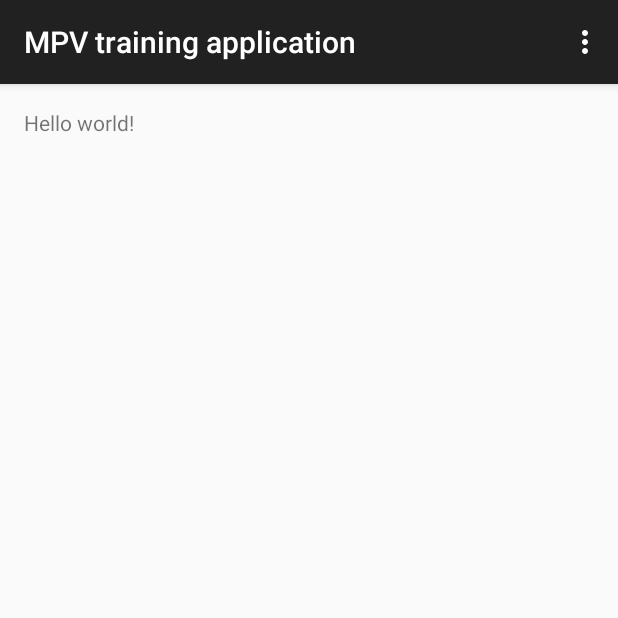
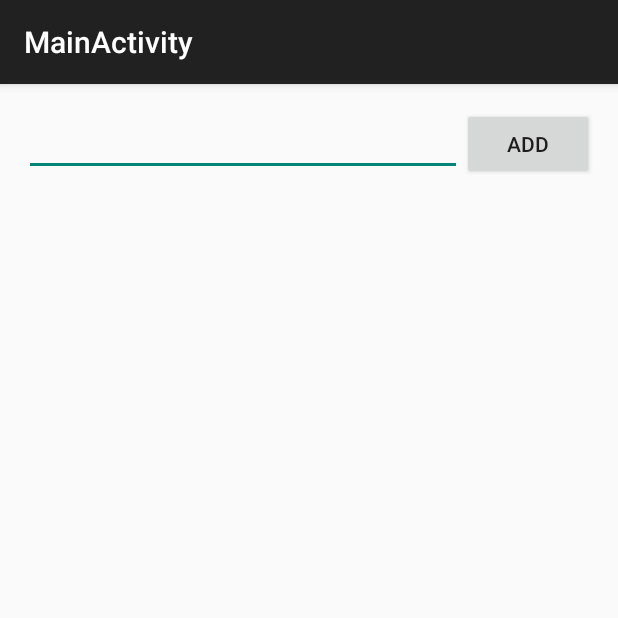
Before and after one commit to JackTrbosjek/MPV_training_application, an Android app: the screen it shows after launch (LoginActivity before the commit, MainActivity after it), on a phone screen of 412 x 824 dp, the top half of it. Run offline under Robolectric (Android 15) with nearby library versions, the phone set to English and light mode, and no system bars; our stand-ins replace ButterKnife.

Commit message:
ListView interacting using MVP Adding, removing items

```diff
--- a/app/build.gradle
+++ b/app/build.gradle
@@ -22,4 +22,5 @@ android {
 dependencies {
     compile fileTree(dir: 'libs', include: ['*.jar'])
     compile 'com.android.support:appcompat-v7:23.0.1'
+    compile 'com.jakewharton:butterknife:7.0.1'
 }
--- a/app/src/main/AndroidManifest.xml
+++ b/app/src/main/AndroidManifest.xml
@@ -10,6 +10,11 @@
         <activity
             android:name=".LoginActivity"
             android:label="@string/app_name" >
+
+        </activity>
+        <activity
+            android:name=".main.MainActivity"
+            android:label="@string/title_activity_main" >
             <intent-filter>
                 <action android:name="android.intent.action.MAIN" />
 
--- /dev/null
+++ b/app/src/main/java/jakov/mpvtrainingapplication/main/ItemsInteractor.java
@@ -0,0 +1,14 @@
+package jakov.mpvtrainingapplication.main;
+
+import java.util.List;
+
+/**
+ * Created by Jack on 16.9.2015..
+ */
+public interface ItemsInteractor {
+    public void addItem(String item,OnItemAddFinishListener listener);
+
+    public void removeItem(String item,OnItemRemoveFinishListener listener);
+
+    public List<String> getList();
+}
--- /dev/null
+++ b/app/src/main/java/jakov/mpvtrainingapplication/main/MainActivity.java
@@ -0,0 +1,80 @@
+package jakov.mpvtrainingapplication.main;
+
+import android.support.v7.app.AppCompatActivity;
+import android.os.Bundle;
+import android.view.View;
+import android.widget.AdapterView;
+import android.widget.ArrayAdapter;
+import android.widget.EditText;
+import android.widget.ListView;
+import android.widget.ProgressBar;
+import android.widget.Toast;
+
+import java.util.ArrayList;
+
+import butterknife.Bind;
+import butterknife.ButterKnife;
+import butterknife.OnClick;
+import jakov.mpvtrainingapplication.R;
+
+public class MainActivity extends AppCompatActivity implements MainView,AdapterView.OnItemClickListener {
+
+
+    @Bind(R.id.mainItemText)
+    EditText etItemText;
+    @Bind(R.id.mainItemsListView)
+    ListView itemsListView;
+    private ArrayAdapter<String> adapter;
+    @Bind(R.id.mainProgressBar)
+    ProgressBar progressBar;
+
+    private MainPresenter mainPresenter;
+    @Override
+    protected void onCreate(Bundle savedInstanceState) {
+        super.onCreate(savedInstanceState);
+        setContentView(R.layout.activity_main);
+        ButterKnife.bind(this);
+        mainPresenter= new MainPresenterImpl(this);
+        adapter = new ArrayAdapter<String>(this,android.R.layout.simple_list_item_1,new ArrayList<String>());
+        itemsListView.setAdapter(adapter);
+        itemsListView.setOnItemClickListener(this);
+    }
+
+    @Override
+    public void showProgress() {
+        progressBar.setVisibility(View.VISIBLE);
+    }
+
+    @Override
+    public void hideProgress() {
+        progressBar.setVisibility(View.INVISIBLE);
+    }
+
+    @Override
+    public void addItem(String item) {
+        adapter.add(item);
+        adapter.notifyDataSetChanged();
+    }
+
+    @Override
+    public void removeItem(String item) {
+        adapter.remove(item);
+        adapter.notifyDataSetChanged();
+    }
+
+    @Override
+    public void showMessage(String message) {
+        Toast.makeText(this,message,Toast.LENGTH_SHORT).show();
+    }
+
+    @OnClick(R.id.mainAdd)
+    public void addClicked(View v){
+        String text=etItemText.getText().toString();
+        mainPresenter.onAddItemClicked(text);
+    }
+
+    @Override
+    public void onItemClick(AdapterView<?> parent, View view, int position, long id) {
+        mainPresenter.onItemClicked(adapter.getItem(position));
+    }
+}
--- /dev/null
+++ b/app/src/main/java/jakov/mpvtrainingapplication/main/MainPresenter.java
@@ -0,0 +1,11 @@
+package jakov.mpvtrainingapplication.main;
+
+/**
+ * Created by Jack on 16.9.2015..
+ */
+public interface MainPresenter {
+
+    public void onItemClicked(String item);
+
+    public void onAddItemClicked(String item);
+}
--- /dev/null
+++ b/app/src/main/java/jakov/mpvtrainingapplication/main/MainPresenterImpl.java
@@ -0,0 +1,44 @@
+package jakov.mpvtrainingapplication.main;
+
+import java.util.List;
+
+/**
+ * Created by Jack on 16.9.2015..
+ */
+public class MainPresenterImpl implements MainPresenter,OnItemAddFinishListener,OnItemRemoveFinishListener {
+
+    private MainView mainView;
+    private ItemsInteractor itemsInteractor;
+
+    public MainPresenterImpl(MainView mainView){
+        this.mainView=mainView;
+        itemsInteractor= new ItemsInteractorImpl();
+    }
+
+
+    @Override
+    public void onItemClicked(String item) {
+        mainView.showProgress();
+        itemsInteractor.removeItem(item,this);
+    }
+
+    @Override
+    public void onAddItemClicked(String item) {
+        mainView.showProgress();
+        itemsInteractor.addItem(item,this);
+    }
+
+    @Override
+    public void onAddFinish(String item) {
+        mainView.hideProgress();
+        mainView.addItem(item);
+        mainView.showMessage("Item added: "+item);
+    }
+
+    @Override
+    public void onRemoveFinish(String item) {
+        mainView.hideProgress();
+        mainView.removeItem(item);
+        mainView.showMessage("Item removed: "+item);
+    }
+}
--- /dev/null
+++ b/app/src/main/java/jakov/mpvtrainingapplication/main/MainView.java
@@ -0,0 +1,20 @@
+package jakov.mpvtrainingapplication.main;
+
+import android.widget.ArrayAdapter;
+
+import java.util.List;
+
+/**
+ * Created by Jack on 16.9.2015..
+ */
+public interface MainView {
+    public void showProgress();
+
+    public void hideProgress();
+
+    public void addItem(String item);
+
+    public void removeItem(String item);
+
+    public void showMessage(String message);
+}
--- /dev/null
+++ b/app/src/main/java/jakov/mpvtrainingapplication/main/OnItemAddFinishListener.java
@@ -0,0 +1,10 @@
+package jakov.mpvtrainingapplication.main;
+
+import java.util.List;
+
+/**
+ * Created by Jack on 16.9.2015..
+ */
+public interface OnItemAddFinishListener {
+    public void onAddFinish(String item);
+}
--- /dev/null
+++ b/app/src/main/java/jakov/mpvtrainingapplication/main/OnItemRemoveFinishListener.java
@@ -0,0 +1,10 @@
+package jakov.mpvtrainingapplication.main;
+
+import java.util.List;
+
+/**
+ * Created by Jack on 16.9.2015..
+ */
+public interface OnItemRemoveFinishListener {
+    public void onRemoveFinish(String item);
+}
--- /dev/null
+++ b/app/src/main/res/layout/activity_main.xml
@@ -0,0 +1,39 @@
+<LinearLayout xmlns:android="http://schemas.android.com/apk/res/android"
+    xmlns:tools="http://schemas.android.com/tools" android:layout_width="match_parent"
+    android:layout_height="match_parent" android:paddingLeft="@dimen/activity_horizontal_margin"
+    android:paddingRight="@dimen/activity_horizontal_margin"
+    android:paddingTop="@dimen/activity_vertical_margin"
+    android:paddingBottom="@dimen/activity_vertical_margin"
+    tools:context="jakov.mpvtrainingapplication.main.MainActivity"
+    android:orientation="vertical">
+
+    <TableRow
+        android:layout_width="match_parent"
+        android:layout_height="wrap_content">
+
+        <EditText
+            android:layout_width="wrap_content"
+            android:layout_height="wrap_content"
+            android:id="@+id/mainItemText"
+            android:layout_weight="1" />
+
+        <Button
+            android:layout_width="wrap_content"
+            android:layout_height="wrap_content"
+            android:text="Add"
+            android:id="@+id/mainAdd" />
+    </TableRow>
+
+    <ListView
+        android:layout_width="wrap_content"
+        android:layout_height="wrap_content"
+        android:id="@+id/mainItemsListView" />
+
+    <ProgressBar
+        style="?android:attr/progressBarStyleLarge"
+        android:layout_width="wrap_content"
+        android:layout_height="wrap_content"
+        android:id="@+id/mainProgressBar"
+        android:visibility="gone"
+        android:indeterminate="false" />
+</LinearLayout>
--- a/app/src/main/res/values/strings.xml
+++ b/app/src/main/res/values/strings.xml
@@ -3,4 +3,5 @@
 
     <string name="hello_world">Hello world!</string>
     <string name="action_settings">Settings</string>
+    <string name="title_activity_main">MainActivity</string>
 </resources>
```
Also changed, not shown: app/src/main/java/jakov/mpvtrainingapplication/main/ItemsInteractorImpl.java (added, +42 -0 lines), app/src/main/res/menu/menu_main.xml (added, +7 -0 lines), 1 other file.
